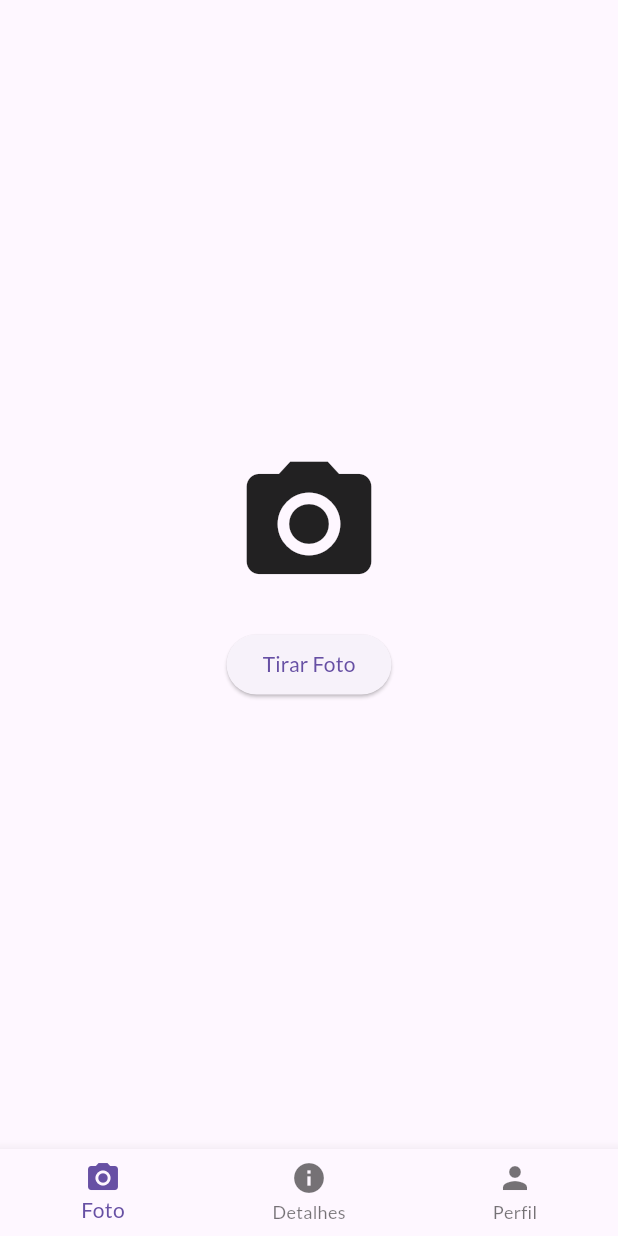
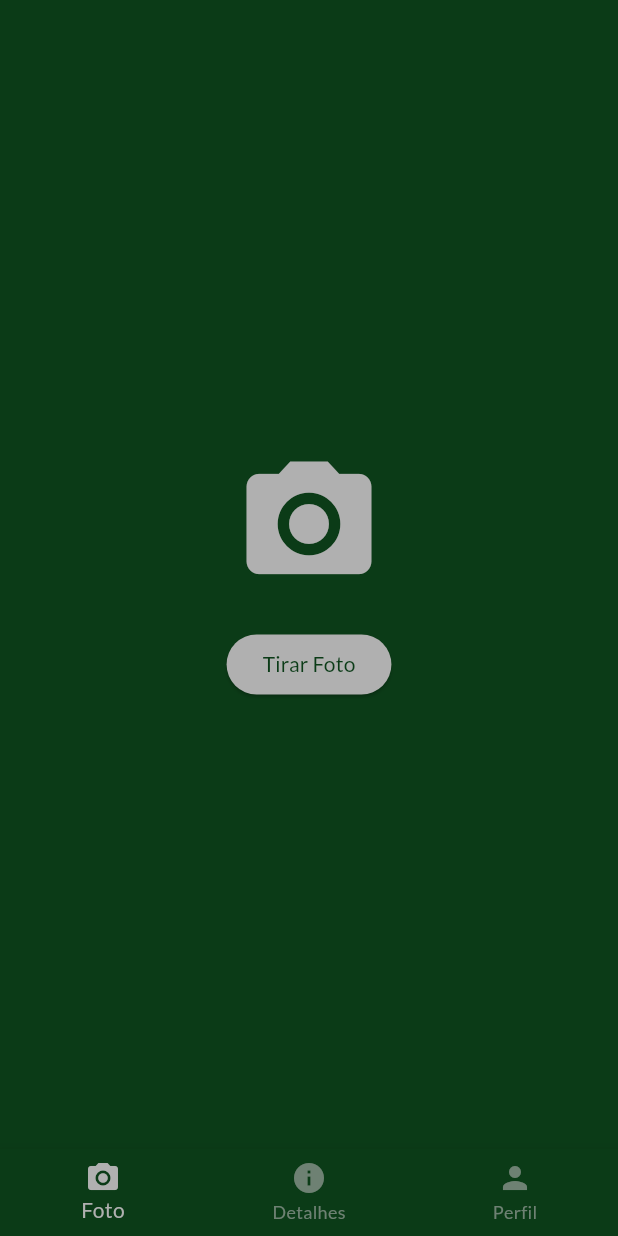
Before and after one commit to felipefaaria/FloraScan, a Flutter app: the screen it shows after launch, after a tap on "Continuar", on a phone screen of 412 x 824 dp. Run offline on Flutter 3.47's test engine with Material 3 defaults, Android fonts, the phone set to English and light mode, and no system bars; our stand-ins replace google_fonts, image_picker.

Commit message:
Update de cor e da pagina "sobre o app"

```diff
--- a/flutter_application_1/lib/main.dart
+++ b/flutter_application_1/lib/main.dart
@@ -12,12 +12,68 @@ class FloraScanApp extends StatelessWidget {
     return MaterialApp(
       debugShowCheckedModeBanner: false,
       theme: ThemeData(
-        textTheme: GoogleFonts.latoTextTheme(),
+        scaffoldBackgroundColor: Color(0xFF0B3B17), // Fundo verde escuro
+        primaryColor: Color(0xFFB0B0B0), // Cinza médio
+
+        textTheme: GoogleFonts.latoTextTheme().apply(
+          bodyColor: Color(0xFFB0B0B0),
+          displayColor: Color(0xFFB0B0B0),
+        ),
+
+        inputDecorationTheme: InputDecorationTheme(
+          labelStyle: TextStyle(color: Color(0xFFB0B0B0)),
+          enabledBorder: OutlineInputBorder(
+            borderSide: BorderSide(color: Color(0xFFB0B0B0)),
+          ),
+          focusedBorder: OutlineInputBorder(
+            borderSide: BorderSide(color: Color(0xFFB0B0B0)),
+          ),
+        ),
+
+        elevatedButtonTheme: ElevatedButtonThemeData(
+          style: ElevatedButton.styleFrom(
+            backgroundColor: Color(0xFFB0B0B0), // botão cinza
+            foregroundColor: Color(0xFF0B3B17), // texto escuro no botão
+          ),
+        ),
+
+        outlinedButtonTheme: OutlinedButtonThemeData(
+          style: OutlinedButton.styleFrom(
+            foregroundColor: Color(0xFFB0B0B0),
+            side: BorderSide(color: Color(0xFFB0B0B0)),
+          ),
+        ),
+
+        textButtonTheme: TextButtonThemeData(
+          style: TextButton.styleFrom(
+            foregroundColor: Color(0xFFB0B0B0),
+          ),
+        ),
+
+        iconTheme: IconThemeData(color: Color(0xFFB0B0B0)),
+
+        appBarTheme: AppBarTheme(
+          backgroundColor: Color(0xFF0B3B17),
+          foregroundColor: Color(0xFFB0B0B0),
+          elevation: 0,
+        ),
+
+        bottomNavigationBarTheme: BottomNavigationBarThemeData(
+          backgroundColor: Color(0xFF0B3B17),
+          selectedItemColor: Color(0xFFB0B0B0),
+          unselectedItemColor: Color(0xFFB0B0B0).withOpacity(0.6),
+        ),
       ),
       home: LoginScreen(),
     );
   }
 }
+
+
+
+
+
+
 
 class LoginScreen extends StatefulWidget {
   @override
@@ -80,6 +136,7 @@ class _LoginScreenState extends State<LoginScreen> {
     );
   }
 }
+
 class CameraScreen extends StatelessWidget {
   final VoidCallback onTakePhoto;
 
@@ -273,7 +330,10 @@ class _ProfileScreenState extends State<ProfileScreen> {
           mainAxisSize: MainAxisSize.min,
           crossAxisAlignment: CrossAxisAlignment.center,
           children: [
-            CircleAvatar(radius: 50, backgroundImage: AssetImage('assets/profile.jpg')),
+            Text(
+              "Página de perfil",
+              style: TextStyle(fontSize: 22, fontWeight: FontWeight.bold),
+            ),
             SizedBox(height: 20),
 
             if (isEditing) ...[
@@ -299,7 +359,19 @@ class _ProfileScreenState extends State<ProfileScreen> {
               Text("Email: ${widget.email}", style: TextStyle(fontSize: 18)),
               Text("Celular: ${widget.phone}", style: TextStyle(fontSize: 18)),
               SizedBox(height: 20),
-              OutlinedButton(onPressed: () => setState(() => isEditing = true), child: Text("Editar Informações")),
+              OutlinedButton(
+                onPressed: () => setState(() => isEditing = true),
+                child: Text("Editar Informações"),
+              ),
+              TextButton(
+                onPressed: () {
+                  Navigator.push(
+                    context,
+                    MaterialPageRoute(builder: (context) => AboutScreen()),
+                  );
+                },
+                child: Text("Sobre o app"),
+              ),
             ],
           ],
         ),
@@ -307,3 +379,29 @@ class _ProfileScreenState extends State<ProfileScreen> {
     );
   }
 }
+
+
+class AboutScreen extends StatelessWidget {
+  @override
+  Widget build(BuildContext context) {
+    return Scaffold(
+      appBar: AppBar(title: Text("Sobre o app")),
+      body: Padding(
+        padding: const EdgeInsets.all(20.0),
+        child: Text(
+          """O Flora Scan é um aplicativo dedicado a ajudar entusiastas e profissionais a identificar, registrar e conhecer melhor as plantas ao seu redor. Desenvolvido com carinho, o app tem o objetivo de promover a conscientização ambiental, facilitar o estudo da flora local e ajudar em hobbies relacionados à plantação.
+
+O app permite que os usuários tirem fotos de plantas e recebam informações gerais sobre elas. Além disso, o aplicativo oferece dicas de cuidados e informações sobre o habitat das plantas, tornando-se uma verdadeira ajuda para amantes da natureza.
+
+Desenvolvido por:
+FELIPE SILVA FARIA
+HUGO ALVES DUARTE
+MATHEUS HENRIQUE GONÇALVES
+PEDRO HENRIQUE GAIOSO DE OLIVEIRA
+""",
+          style: TextStyle(fontSize: 16),
+        ),
+      ),
+    );
+  }
+}
```
